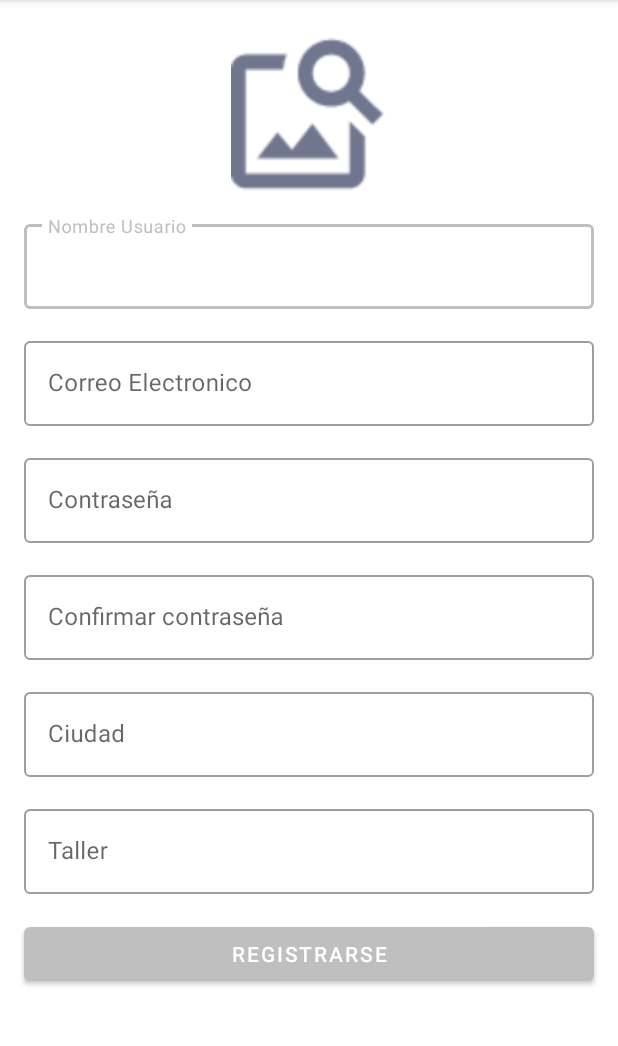
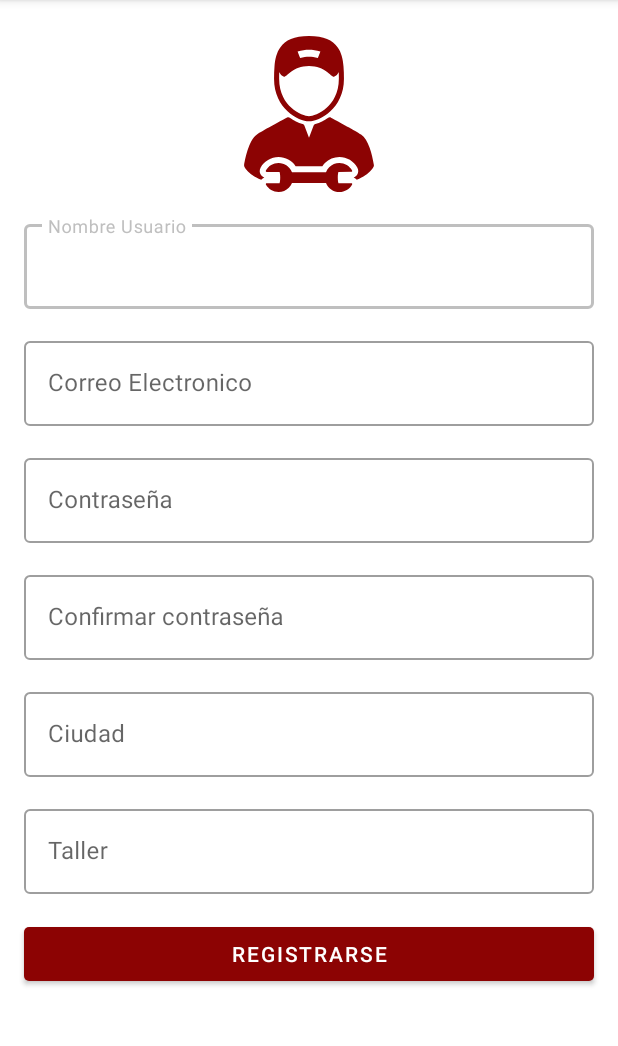
Before and after one commit to carlokg/OverGarage, an Android app: the RegistroActivity screen opened directly, with no data from a screen before it, on a phone screen of 412 x 824 dp, the part 84-1130 px from its top. Run offline under Robolectric (Android 15) with nearby library versions, the phone set to English and light mode, and no system bars; our stand-ins replace Firebase (no records; nobody signed in at launch, a user with empty details on screens opened directly).

Commit message:
Modificado diseño de registro y login en rama incorrecta

```diff
--- /dev/null
+++ b/app/src/main/res/drawable/ic_registro.xml
@@ -0,0 +1,15 @@
+<vector xmlns:android="http://schemas.android.com/apk/res/android"
+    android:width="512dp"
+    android:height="512dp"
+    android:viewportWidth="360.855"
+    android:viewportHeight="360.855">
+  <path
+      android:pathData="M180.428,197.204c24.125,0 80.846,-29.034 80.846,-98.603c0,-9.704 -0.236,-19.078 -1.036,-27.935c-1.313,-17.431 -4.883,-32.879 -13.772,-44.718C235.064,9.837 215.116,0 180.428,0c-34.682,0 -54.629,9.833 -66.031,25.939c-8.895,11.842 -12.467,27.294 -13.779,44.731c-0.799,8.856 -1.035,18.229 -1.035,27.932C99.582,168.17 156.303,197.204 180.428,197.204zM206.817,36.123c-2.354,5.951 -3.534,8.927 -5.89,14.877c-15.209,-4.297 -25.791,-4.297 -41,0c-2.355,-5.95 -3.535,-8.926 -5.891,-14.877C173.057,30.365 187.799,30.366 206.817,36.123zM111.609,83.517c0.932,2.037 4.889,9.87 11.014,10.604c7.041,0.845 18.728,-24.935 57.805,-24.998c39.076,0.063 50.764,25.843 57.805,24.998c6.125,-0.735 10.082,-8.567 11.014,-10.604c0.189,4.992 0.259,10.046 0.259,15.085c0,34.005 -15.015,55.075 -27.612,66.762c-15.871,14.727 -33.493,20.072 -41.465,20.072s-25.594,-5.345 -41.465,-20.072c-12.598,-11.687 -27.612,-32.757 -27.612,-66.762C111.351,93.563 111.42,88.509 111.609,83.517z"
+      android:fillColor="#8c0303"/>
+  <path
+      android:pathData="M330.52,298.327c-4.128,-25.664 -12.624,-58.724 -29.668,-70.472c-11.64,-8.026 -52.248,-29.721 -69.589,-38.985l-0.293,-0.156c-1.982,-1.059 -4.403,-0.846 -6.169,0.541c-9.084,7.131 -19.034,11.937 -29.574,14.284c-1.862,0.415 -3.391,1.738 -4.066,3.521l-10.733,28.291l-10.734,-28.291c-0.675,-1.783 -2.203,-3.106 -4.066,-3.521c-10.539,-2.347 -20.489,-7.153 -29.572,-14.284c-1.77,-1.388 -4.189,-1.6 -6.171,-0.541c-17.134,9.156 -58.239,31.294 -69.829,39.107c-19.621,13.217 -28.199,61.052 -29.72,70.507c-0.15,0.938 -0.063,1.897 0.253,2.793c0.416,1.174 6.905,17.982 39.357,31.496c1.871,-2.358 4.363,-4.146 7.166,-5.152c-3.482,-1.236 -6.504,-3.659 -8.437,-6.911c-2.88,-4.846 -2.987,-10.927 -0.286,-15.858c8.32,-15.23 24.254,-24.706 41.604,-24.729c16.138,0 30.767,8.019 39.454,21.053h61.926c1.7,-2.539 3.65,-4.914 5.838,-7.109c8.95,-8.976 20.857,-13.928 33.529,-13.946h0.01h0.01c17.336,0 33.29,9.424 41.639,24.602c2.706,4.926 2.615,10.995 -0.248,15.857c-1.922,3.253 -4.936,5.684 -8.414,6.931c2.852,1.01 5.383,2.825 7.268,5.224c32.369,-13.507 38.848,-30.284 39.264,-31.456C330.584,300.224 330.671,299.264 330.52,298.327z"
+      android:fillColor="#8c0303"/>
+  <path
+      android:pathData="M278.414,340.434h-0.004l-29.836,0.041c-0.529,-1.256 -1.545,-4.744 -1.555,-13.065c-0.014,-8.322 0.99,-11.816 1.518,-13.075l29.828,-0.044c0.713,-0.004 1.371,-0.379 1.732,-0.992c0.363,-0.615 0.373,-1.371 0.031,-1.995c-5.885,-10.698 -17.115,-17.342 -29.369,-17.342c-8.934,0.013 -17.326,3.505 -23.633,9.831c-3.25,3.258 -5.73,7.074 -7.383,11.225h-78.668c-4.939,-12.315 -16.992,-21.053 -31.082,-21.053c-12.217,0.017 -23.451,6.699 -29.318,17.441c-0.342,0.624 -0.328,1.383 0.035,1.994c0.363,0.611 1.021,0.984 1.732,0.984h0.002l29.836,-0.047c0.531,1.256 1.545,4.744 1.555,13.068c0.014,8.323 -0.99,11.815 -1.518,13.072l-29.828,0.045c-0.711,0.001 -1.369,0.379 -1.732,0.99c-0.361,0.613 -0.373,1.372 -0.029,1.996c5.883,10.697 17.117,17.346 29.318,17.346h0.049c8.936,-0.014 17.326,-3.506 23.635,-9.833c3.25,-3.26 5.729,-7.077 7.381,-11.228h78.666c4.94,12.319 16.984,21.056 31.039,21.058c0,0 0.045,0 0.047,0c12.215,-0.017 23.451,-6.703 29.318,-17.438c0.342,-0.625 0.328,-1.385 -0.035,-1.995C279.783,340.807 279.125,340.434 278.414,340.434z"
+      android:fillColor="#8c0303"/>
+</vector>
--- a/app/src/main/res/layout/activity_registro.xml
+++ b/app/src/main/res/layout/activity_registro.xml
@@ -20,7 +20,7 @@
             android:layout_height="@dimen/dp104"
             android:layout_marginTop="@dimen/dp24"
             android:contentDescription="@string/foto_login"
-            app:srcCompat="@drawable/ic_image2"
+            app:srcCompat="@drawable/ic_registro"
             app:layout_constraintEnd_toEndOf="parent"
             app:layout_constraintStart_toStartOf="parent"
             app:layout_constraintTop_toTopOf="parent"
@@ -148,8 +148,10 @@
             android:text="@string/btn_registro"
             app:layout_constraintTop_toBottomOf="@id/etTaller"
             android:layout_margin="@dimen/dp16"
-            android:onClick="btnRegistrarse">
+            android:onClick="btnRegistrarse"
+            style="@style/HidraButton">
         </com.google.android.material.button.MaterialButton>
+
 
     </androidx.constraintlayout.widget.ConstraintLayout>
 </ScrollView>
```
Also changed, not shown: app/src/main/res/layout/activity_login.xml (+6 -6 lines), app/src/main/res/values/dimens.xml (+27 -2 lines).
